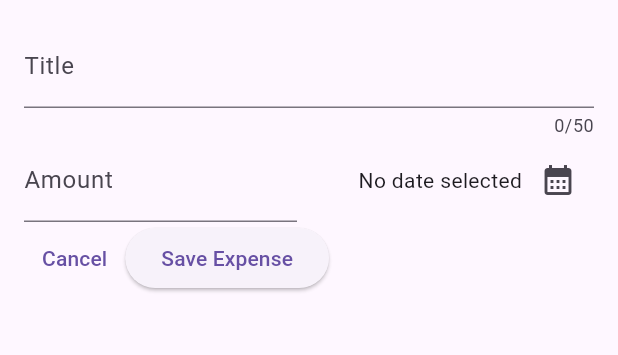
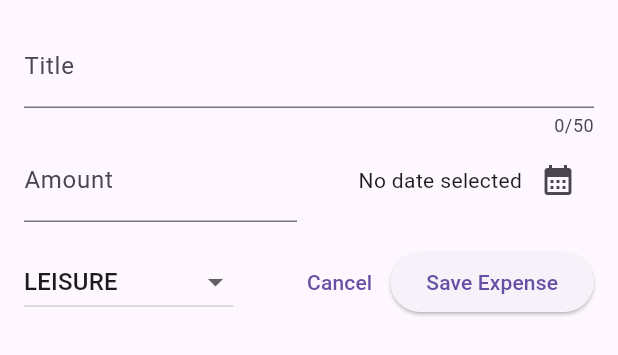
Before and after one commit to NevenD/expense_tracker, a Flutter app: the NewExpense widget shown alone on an empty page, opened directly, on a phone screen of 412 x 824 dp. Shown: the top 355 px of the screen. Run offline on Flutter 3.47's test engine with Material 3 defaults, Android fonts, the phone set to English and light mode, and no system bars.

Commit message:
Added dropdown

```diff
--- a/lib/widgets/new_expense.dart
+++ b/lib/widgets/new_expense.dart
@@ -1,3 +1,4 @@
+import 'package:expense_tracker/models/expense.dart';
 import 'package:flutter/material.dart';
 import 'package:flutter/widgets.dart';
 import 'package:intl/intl.dart';
@@ -17,6 +18,8 @@ class _NewExpenseState extends State<NewExpense> {
   final _titleController = TextEditingController();
   final _amountController = TextEditingController();
   DateTime? _selectedDate;
+
+  Category? _selectedCategory = Category.leisure;
 
   void _presentDatePicker() async {
     final now = DateTime.now();
@@ -89,8 +92,30 @@ class _NewExpenseState extends State<NewExpense> {
               ),
             ],
           ),
+          const SizedBox(height: 16),
           Row(
             children: [
+              DropdownButton(
+                value: _selectedCategory,
+                items: Category.values
+                    .map(
+                      (category) => DropdownMenuItem(
+                        value: category,
+                        child: Text(category.name.toUpperCase()),
+                      ),
+                    )
+                    .toList(),
+                onChanged: (value) {
+                  if (value == null) {
+                    return;
+                  }
+                  setState(() {
+                    _selectedCategory = value;
+                  });
+                },
+                hint: const Text('Select Category'),
+              ),
+              const Spacer(),
               TextButton(
                 onPressed: () {
                   // closing modal
```
